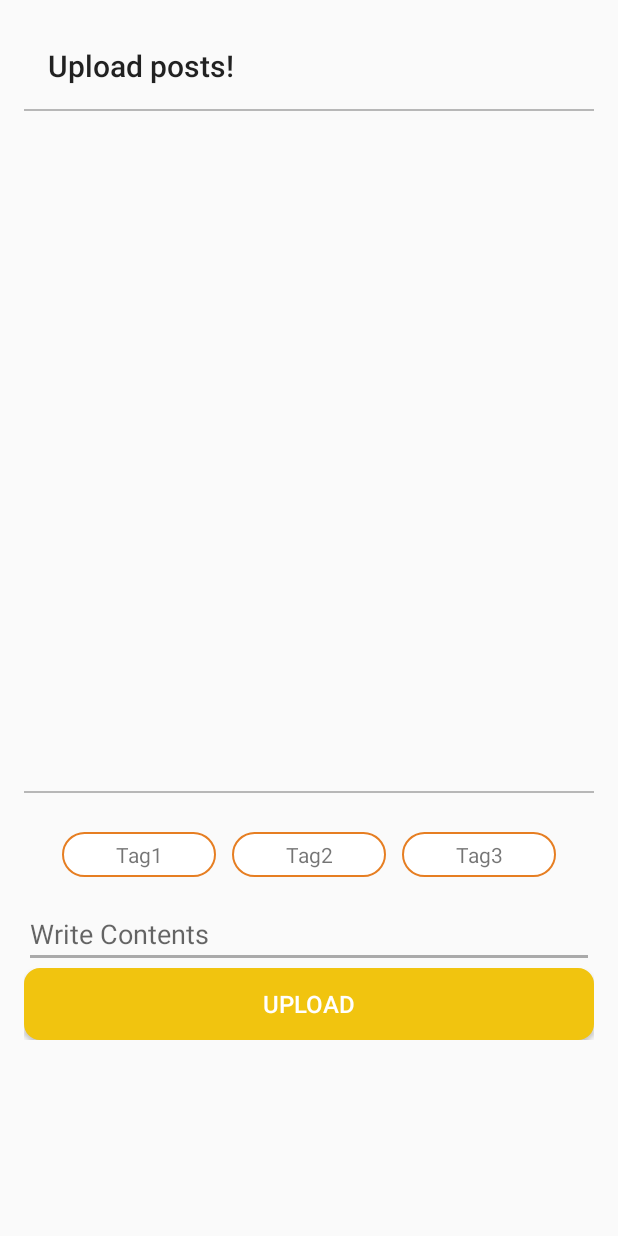
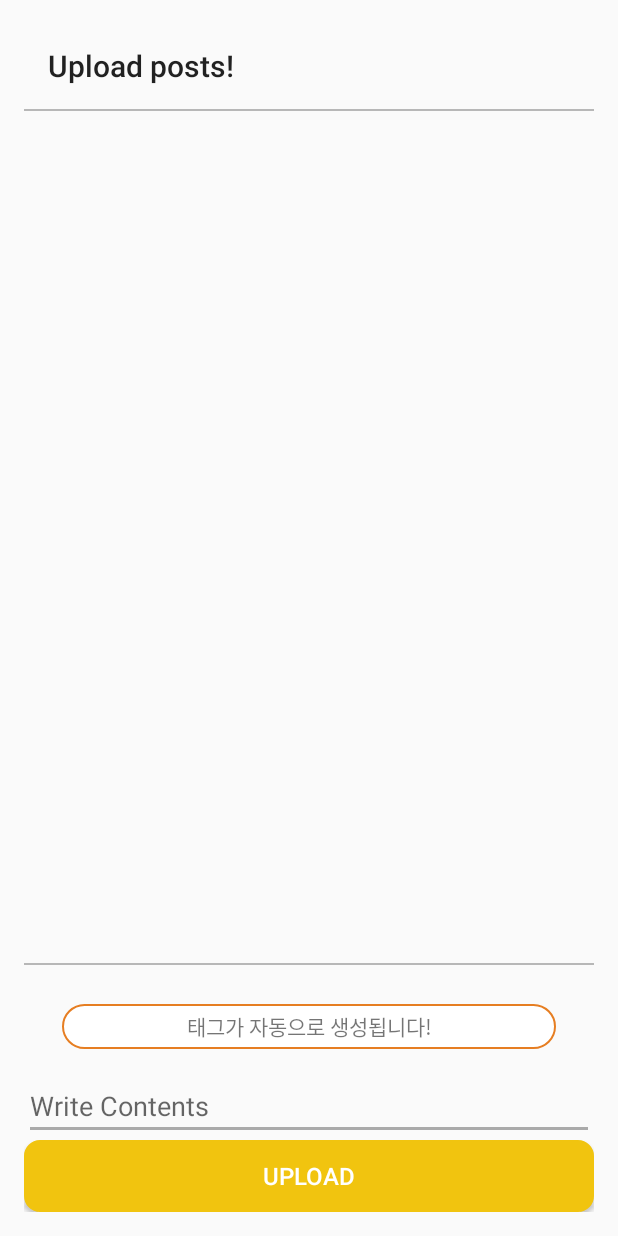
Before and after one commit to quino0627/cs492-2nd-project, an Android app: the UploadPostActivity screen opened directly, with no data from a screen before it, on a phone screen of 412 x 824 dp. Run offline under Robolectric (Android 15) with nearby library versions, the phone set to English and light mode, and no system bars; pictures from the network do not load; 4 statements that could not run were skipped.

Commit message:
timeline bug fixed

```diff
--- a/client/Mastagram/app/src/main/java/com/example/quino0627/mastagram/UploadPostActivity.kt
+++ b/client/Mastagram/app/src/main/java/com/example/quino0627/mastagram/UploadPostActivity.kt
@@ -35,9 +35,9 @@ class UploadPostActivity : AppCompatActivity() {
     lateinit var retrofitApi:RetrofitApi
     lateinit var editContent:EditText
     lateinit var btnSave:Button
-    lateinit var tag1:TextView
-    lateinit var tag2:TextView
-    lateinit var tag3:TextView
+//    lateinit var tag1:TextView
+//    lateinit var tag2:TextView
+//    lateinit var tag3:TextView
 
 
     override fun onCreate(savedInstanceState: Bundle?) {
@@ -57,9 +57,9 @@ class UploadPostActivity : AppCompatActivity() {
         }
         picture_uri = Uri.parse(Picture)
         editContent = findViewById(R.id.editContent)
-        tag1 = findViewById(R.id.tag1)
-        tag2 = findViewById(R.id.tag2)
-        tag3 = findViewById(R.id.tag3)
+        //tag1 = findViewById(R.id.tag1)
+        //tag2 = findViewById(R.id.tag2)
+        //tag3 = findViewById(R.id.tag3)
         btnSave = findViewById(R.id.upload_btn)
 
         retrofitApi = APIUtils.getUserService()
@@ -83,7 +83,7 @@ class UploadPostActivity : AppCompatActivity() {
                     var post = Post()
                     post.uploader_id = MainActivity.myFBUserId
                     post.setPictureUrl(encoder(bitmap))
-                    post.setTags(arrayOf(tag1.text.toString(), tag2.text.toString(), tag3.text.toString()))
+                    post.setTags(arrayOf("I WILL", "IMPLEMENT", "LATER"))
                     post.contents = editContent.text.toString()
                     addPost(post)
 
--- a/client/Mastagram/app/src/main/res/layout/activity_upload_post.xml
+++ b/client/Mastagram/app/src/main/res/layout/activity_upload_post.xml
@@ -1,6 +1,6 @@
 <?xml version="1.0" encoding="utf-8"?>
 
-<LinearLayout
+<RelativeLayout
         xmlns:android="http://schemas.android.com/apk/res/android"
         xmlns:tools="http://schemas.android.com/tools"
         xmlns:app="http://schemas.android.com/apk/res-auto"
@@ -23,6 +23,7 @@
             android:elevation="4dp"
             android:theme="@style/ThemeOverlay.AppCompat.ActionBar"
             app:popupTheme="@style/ThemeOverlay.AppCompat.Light"
+
             android:gravity="center"
             android:layout_gravity="center"
     />
@@ -32,8 +33,11 @@
             android:id="@+id/paintViewLayout"
             android:layout_width="match_parent"
             android:background="@drawable/line_top_bottom"
-            android:layout_height="0dp"
-            android:layout_weight="0.8">
+            android:layout_centerHorizontal="true"
+            android:layout_above="@+id/altLayout"
+            android:layout_below="@+id/my_toolbar"
+            android:layout_height="match_parent"
+            >
         <ImageView
                 android:layout_marginTop="20dp"
                 android:layout_marginBottom="20dp"
@@ -44,6 +48,7 @@
 
     </LinearLayout>
     <LinearLayout
+            android:layout_above="@+id/textLayout"
             android:id="@+id/altLayout"
             android:layout_marginTop="20dp"
             android:layout_marginBottom="10dp"
@@ -55,27 +60,9 @@
             android:layout_marginRight="20dp"
             tools:layout_editor_absoluteX="0dp">
 
-        <TextView
-                android:id="@+id/tag1"
-                android:layout_width="0dp"
-                android:layout_height="30dp"
-                android:layout_weight="1"
-                android:tag="1"
-                android:text="Tag1"
-                android:layout_margin="5dp"
-                android:gravity="center"
-                android:background="@drawable/rounded_corner"/>
 
-        <TextView
-                android:id="@+id/tag2"
-                android:layout_width="0dp"
-                android:layout_height="30dp"
-                android:layout_weight="1"
-                android:tag="2"
-                android:text="Tag2"
-                android:layout_margin="5dp"
-                android:gravity="center"
-                android:background="@drawable/rounded_corner"/>
+
+
 
         <TextView
                 android:id="@+id/tag3"
@@ -83,7 +70,7 @@
                 android:layout_height="30dp"
                 android:layout_weight="1"
                 android:tag="3"
-                android:text="Tag3"
+                android:text="태그가 자동으로 생성됩니다!"
                 android:layout_margin="5dp"
                 android:gravity="center"
                 android:background="@drawable/rounded_corner"/>
@@ -93,6 +80,7 @@
     </LinearLayout>
 
     <LinearLayout
+            android:layout_above="@+id/buttonLayout"
             android:id="@+id/textLayout"
             android:layout_width="match_parent"
             android:layout_height="wrap_content"
@@ -118,7 +106,8 @@
             android:id="@+id/buttonLayout"
             android:layout_width="match_parent"
             android:layout_height="wrap_content"
+            android:layout_alignParentBottom="true"
             android:orientation="horizontal">
         <Button android:id="@+id/upload_btn" android:textColor="@android:color/white" android:textSize="16sp" android:layout_width="0dp" android:layout_height="wrap_content" android:layout_weight="1" android:background="@drawable/rounded_corner_submit" android:text="UPLOAD"/>
     </LinearLayout>
-</LinearLayout>
+</RelativeLayout>
```
Also changed, not shown: client/Mastagram/app/src/main/java/com/example/quino0627/mastagram/HomeActivity.kt (+26 -26 lines), client/Mastagram/app/src/main/res/layout/fragment_friends.xml (+11 -1 lines), client/Mastagram/app/src/main/res/layout/post_view.xml (+6 -2 lines).
